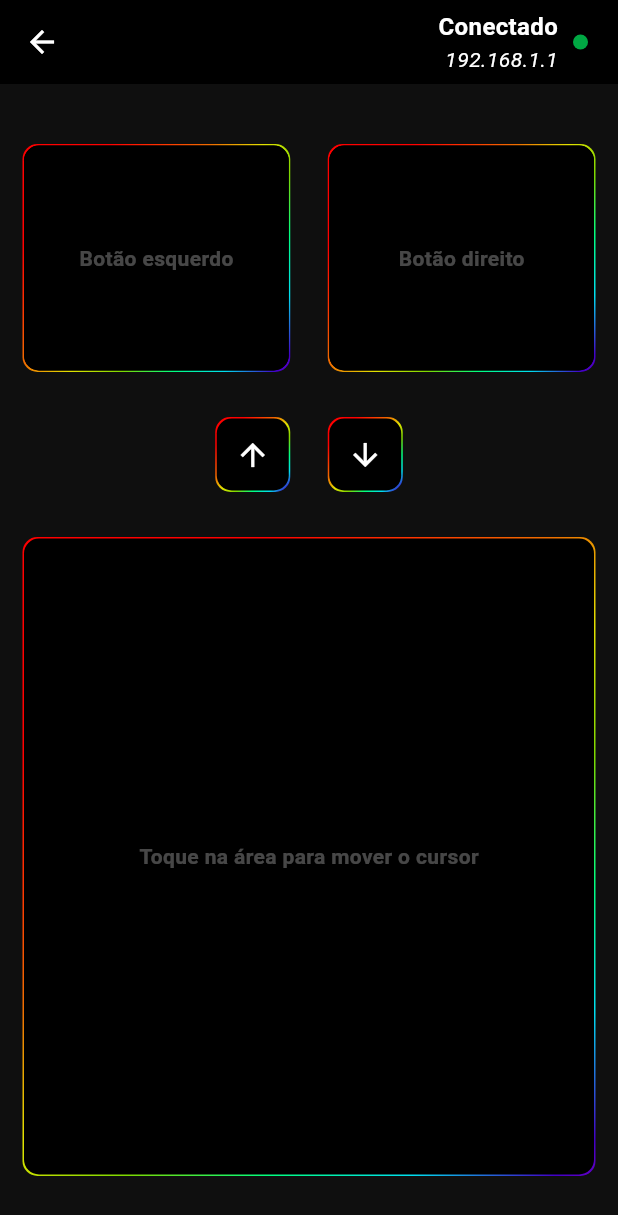
After one commit to alexsanderkafka/Mouse-Phone, a Flutter app: the Mouse screen opened directly, on a phone screen of 412 x 824 dp. The commit adds this screen. Shown: the top 1215 px of the screen. Run offline on Flutter 3.47's test engine with Material 3 defaults, Android fonts, the phone set to English and light mode, and no system bars.

Commit message:
Craeted Mouse Screen, refactored some things and created rgb border to container

```diff
--- a/app/lib/view/home.dart
+++ b/app/lib/view/home.dart
@@ -1,4 +1,5 @@
 import 'package:flutter/material.dart';
+import 'package:mouse_phone/view/mouse.dart';
 
 class Home extends StatefulWidget {
   const Home({super.key});
@@ -181,7 +182,14 @@ class _HomeState extends State<Home> {
                 ],
               ),
               SizedBox(height: 25),
-              Container(
+              GestureDetector(
+                onTap: () {
+                  Navigator.push(
+                    context,
+                    MaterialPageRoute(builder: (context) => Mouse()),
+                  );
+                },
+                child: Container(
                   width: MediaQuery.of(context).size.width,
                   decoration: BoxDecoration(
                     borderRadius: BorderRadius.all(Radius.circular(10)),
@@ -206,6 +214,7 @@ class _HomeState extends State<Home> {
                           ),
                         ),
                       ],
+                    ),
                   ),
                 ),
               ),
@@ -256,7 +265,9 @@ class _HomeState extends State<Home> {
                         ],
                       ),
                       GestureDetector(
-                        onTap: () {},
+                        onTap: () {
+                          // Implementar ação de
+                        },
                         child: Container(
                           decoration: BoxDecoration(
                             color: Color(0xFFFFFFFF),
--- /dev/null
+++ b/app/lib/view/mouse.dart
@@ -0,0 +1,179 @@
+import 'package:flutter/material.dart';
+import 'package:mouse_phone/widget/rgb_border.dart';
+
+class Mouse extends StatefulWidget {
+  const Mouse({super.key});
+
+  @override
+  State<Mouse> createState() => _MouseState();
+}
+
+class _MouseState extends State<Mouse> {
+  @override
+  Widget build(BuildContext context) {
+    return Scaffold(
+      appBar: AppBar(
+        backgroundColor: Color(0xFF000000),
+        leading: IconButton(
+          icon: Icon(Icons.arrow_back, color: Colors.white),
+          onPressed: () => Navigator.pop(context),
+        ),
+        actions: <Widget>[
+          Padding(
+            padding: const EdgeInsets.only(right: 20.0),
+            child: Row(
+              spacing: 10,
+              children: <Widget>[
+                Column(
+                  crossAxisAlignment: CrossAxisAlignment.end,
+                  mainAxisAlignment: MainAxisAlignment.center,
+                  children: <Widget>[
+                    Text(
+                      "Conectado",
+                      style: TextStyle(
+                        color: Colors.white,
+                        fontSize: 16.0,
+                        fontWeight: FontWeight.bold,
+                      ),
+                    ),
+                    Text(
+                      "192.168.1.1",
+                      style: TextStyle(
+                        color: Colors.white,
+                        fontSize: 14.0,
+                        fontStyle: FontStyle.italic,
+                      ),
+                    ),
+                  ],
+                ),
+                Container(
+                  width: 10,
+                  height: 10,
+                  decoration: const BoxDecoration(
+                    shape: BoxShape.circle,
+                    color: Color(0xFF00A843),
+                  ),
+                ),
+              ],
+            ),
+          ),
+        ],
+      ),
+      body: Padding(
+        padding: const EdgeInsets.symmetric(horizontal: 15, vertical: 40),
+        child: Column(
+          spacing: 30,
+          children: <Widget>[
+            Row(
+              mainAxisAlignment: MainAxisAlignment.spaceBetween,
+              spacing: 25,
+              children: <Widget>[
+                Expanded(
+                  child: RgbBorder(
+                    child: GestureDetector(
+                      onTap: () {
+                        print("Left button pressed");
+                      },
+                      child: Container(
+                        height: 150,
+                        decoration: BoxDecoration(
+                          borderRadius: BorderRadius.all(Radius.circular(10.0)),
+                          color: Colors.black,
+                        ),
+                        child: Center(
+                          child: Text(
+                            "Botão esquerdo",
+                            style: TextStyle(
+                              color: Color.fromARGB(71, 255, 255, 255),
+                              fontSize: 14.0,
+                              fontWeight: FontWeight.bold,
+                            ),
+                          ),
+                        ),
+                      ),
+                    ),
+                  ),
+                ),
+                Expanded(
+                  child: RgbBorder(
+                    child: GestureDetector(
+                      onTap: () {
+                        print("Right button pressed");
+                      },
+                      child: Container(
+                        height: 150,
+                        decoration: BoxDecoration(
+                          borderRadius: BorderRadius.all(Radius.circular(10.0)),
+                          color: Colors.black,
+                        ),
+                        child: Center(
+                          child: Text(
+                            "Botão direito",
+                            style: TextStyle(
+                              color: Color.fromARGB(71, 255, 255, 255),
+                              fontSize: 14.0,
+                              fontWeight: FontWeight.bold,
+                            ),
+                          ),
+                        ),
+                      ),
+                    ),
+                  ),
+                ),
+              ],
+            ),
+            Row(
+              mainAxisAlignment: MainAxisAlignment.center,
+              spacing: 25,
+              children: <Widget>[
+                RgbBorder(
+                  child: IconButton(
+                    onPressed: () {
+                      print("Scroll up pressed");
+                    },
+                    icon: Icon(Icons.arrow_upward, color: Colors.white),
+                  ),
+                ),
+                RgbBorder(
+                  child: IconButton(
+                    onPressed: () {
+                      print("Scroll down pressed");
+                    },
+                    icon: Icon(Icons.arrow_downward, color: Colors.white),
+                  ),
+                ),
+              ],
+            ),
+            Expanded(
+              child: RgbBorder(
+                child: GestureDetector(
+                  onPanUpdate: (details) {
+                    print('dx: ${details.delta.dx}, dy: ${details.delta.dy}');
+                    // Handle mouse movement here
+                  },
+                  child: Container(
+                    decoration: BoxDecoration(
+                      borderRadius: BorderRadius.all(Radius.circular(10.0)),
+                      color: Colors.transparent,
+                    ),
+                    child: Center(
+                      child: Text(
+                        "Toque na área para mover o cursor",
+                        style: TextStyle(
+                          color: Color.fromARGB(71, 255, 255, 255),
+                          fontSize: 14.0,
+                          fontWeight: FontWeight.bold,
+                        ),
+                      ),
+                    ),
+                  ),
+                ),
+              ),
+            ),
+          ],
+        ),
+      ),
+      backgroundColor: Color(0xFF0000000),
+    );
+  }
+}
--- /dev/null
+++ b/app/lib/widget/rgb_border.dart
@@ -0,0 +1,74 @@
+import 'package:flutter/material.dart';
+
+class RgbBorder extends StatefulWidget {
+  final Widget child;
+
+  const RgbBorder({super.key, required this.child});
+
+  @override
+  State<RgbBorder> createState() => _RgbBorder();
+}
+
+class _RgbBorder extends State<RgbBorder> with SingleTickerProviderStateMixin {
+  late AnimationController _controller;
+
+  @override
+  void initState() {
+    super.initState();
+
+    _controller = AnimationController(
+      vsync: this,
+      duration: const Duration(seconds: 10),
+    )..repeat(reverse: true);
+  }
+
+  @override
+  void dispose() {
+    _controller.dispose();
+    super.dispose();
+  }
+
+  LinearGradient _buildAnimatedGradient(double animationValue) {
+    return LinearGradient(
+      begin: Alignment.topLeft,
+      end: Alignment.bottomRight,
+      colors: <Color>[
+        const Color(0xFFFF0000),
+        const Color(0xFFFF3300),
+        const Color(0xFFEF7000),
+        const Color(0xFFE2E200),
+        const Color(0xFF7ED800),
+        const Color(0xFF00FF80),
+        const Color(0xFF00DFEF),
+        const Color(0xFF4200C7),
+        const Color(0xFF6300C3),
+        const Color(0xFFEA003A),
+      ],
+      stops: List.generate(10, (index) => (index / 9 + animationValue) % 10),
+      tileMode: TileMode.clamp,
+    );
+  }
+
+  @override
+  Widget build(BuildContext context) {
+    return AnimatedBuilder(
+      animation: _controller,
+      builder: (_, __) {
+        return Container(
+          padding: const EdgeInsets.all(1),
+          decoration: BoxDecoration(
+            borderRadius: BorderRadius.all(Radius.circular(10.0)),
+            gradient: _buildAnimatedGradient(_controller.value),
+          ),
+          child: Container(
+            decoration: BoxDecoration(
+              borderRadius: BorderRadius.all(Radius.circular(10.0)),
+              color: Colors.black,
+            ),
+            child: widget.child,
+          ),
+        );
+      },
+    );
+  }
+}
```
Lines whose indentation alone changed are shown as unchanged.
